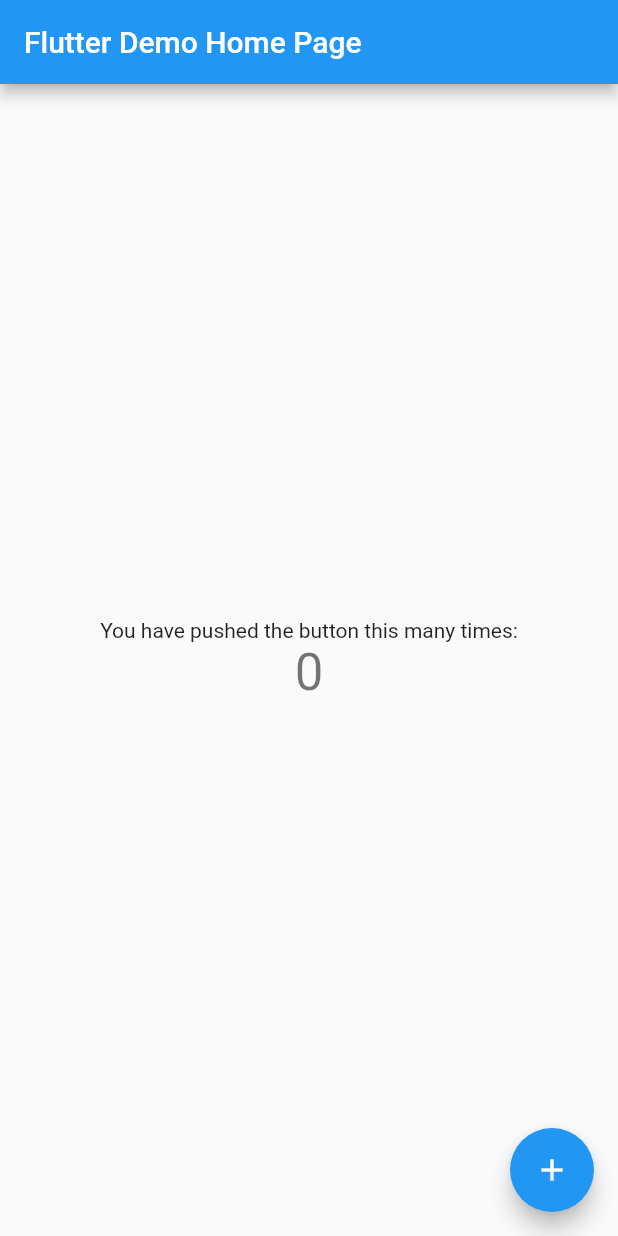
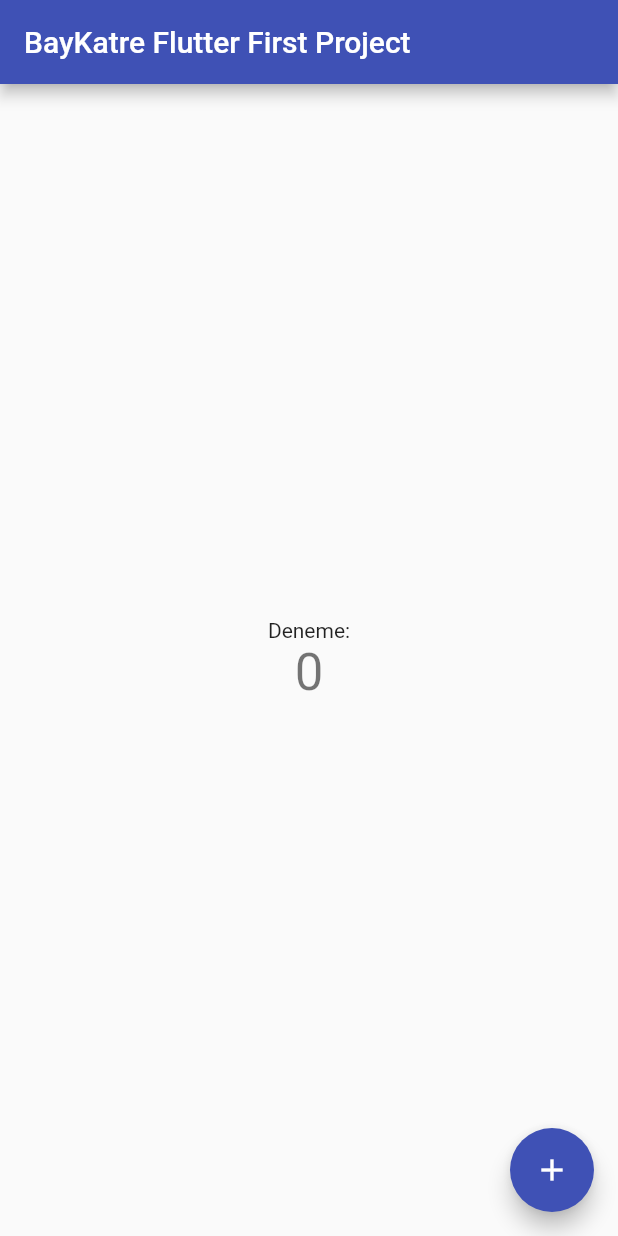
Before and after one commit to BayKatre/Flutter-Playground, a Flutter app: the screen it shows after launch, on a phone screen of 412 x 824 dp. Run offline on Flutter 3.47's test engine with Material 2 defaults, Android fonts, the phone set to English and light mode, and no system bars.

Commit message:
a few changes

```diff
--- a/lib/main.dart
+++ b/lib/main.dart
@@ -7,7 +7,8 @@ class MyApp extends StatelessWidget {
   @override
   Widget build(BuildContext context) {
     return MaterialApp(
-      title: 'Flutter Demo',
+      debugShowCheckedModeBanner: false,
+      title: 'BayKatre Flutter First Project',
       theme: ThemeData(
         // This is the theme of your application.
         //
@@ -18,9 +19,9 @@ class MyApp extends StatelessWidget {
         // or simply save your changes to "hot reload" in a Flutter IDE).
         // Notice that the counter didn't reset back to zero; the application
         // is not restarted.
-        primarySwatch: Colors.blue,
+        primarySwatch: Colors.indigo,
       ),
-      home: MyHomePage(title: 'Flutter Demo Home Page'),
+      home: MyHomePage(title: 'BayKatre Flutter First Project'),
     );
   }
 }
@@ -92,7 +93,7 @@ class _MyHomePageState extends State<MyHomePage> {
           mainAxisAlignment: MainAxisAlignment.center,
           children: <Widget>[
             Text(
-              'You have pushed the button this many times:',
+              'Deneme:',
             ),
             Text(
               '$_counter',
```
Also changed, not shown: 5 other files.
